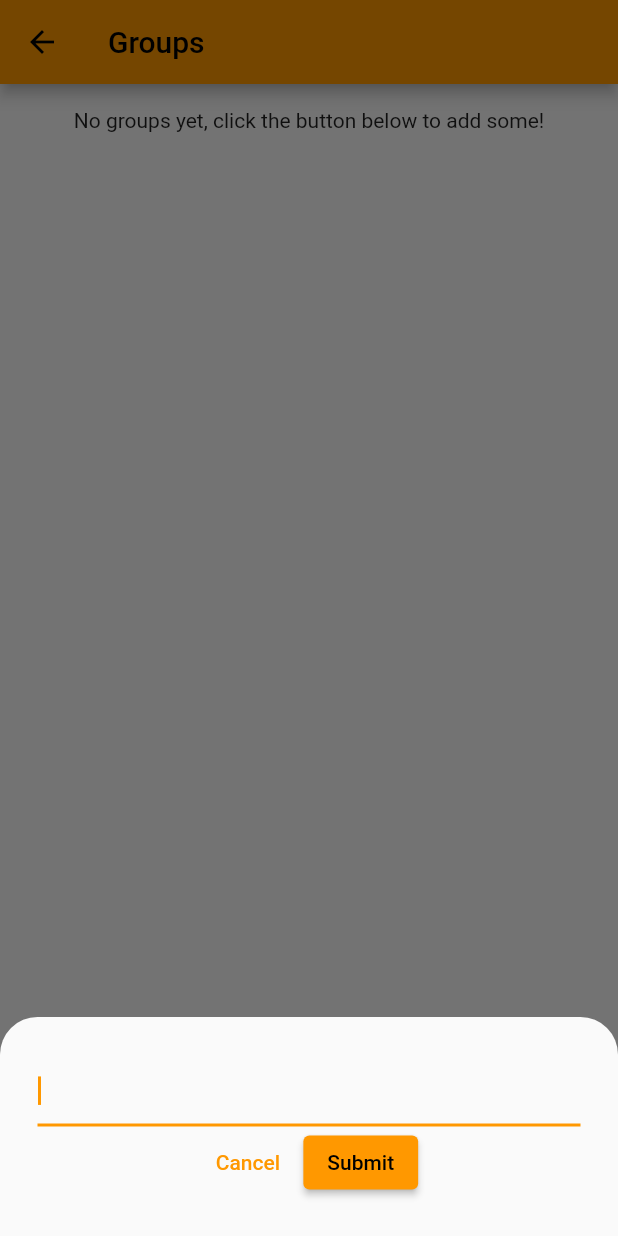
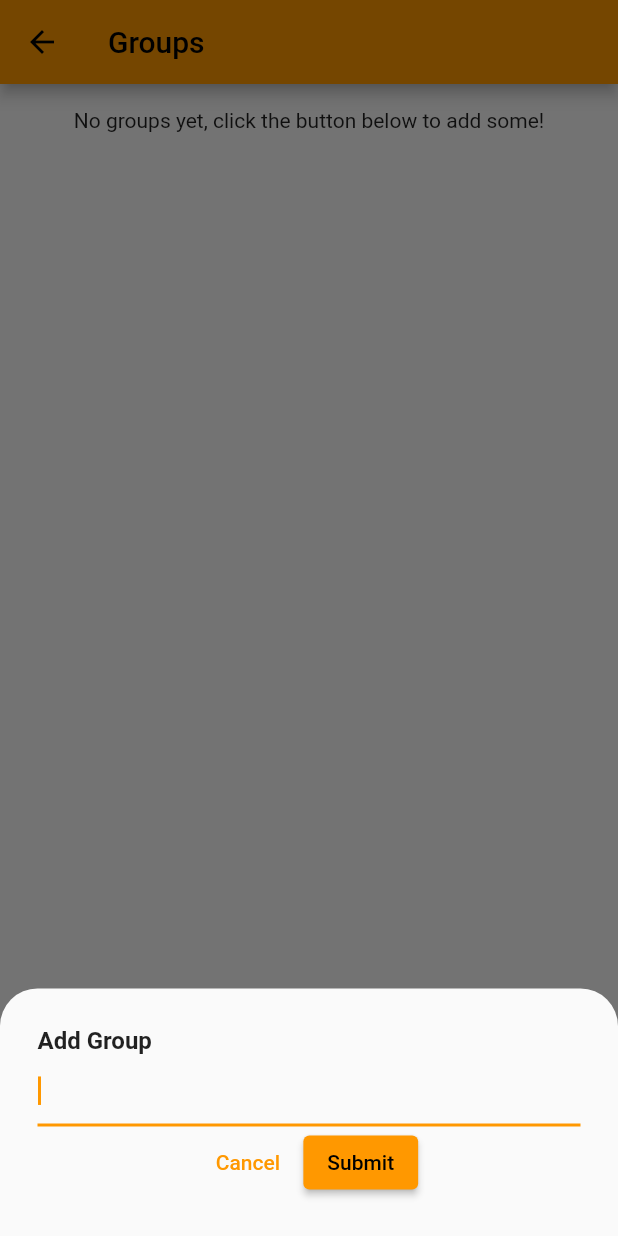
Before and after one commit to oluthje/friends-app, a Flutter app: the GroupsScreen screen opened directly with empty values, after a tap on the "add" icon, on a phone screen of 412 x 824 dp. Run offline on Flutter 3.47's test engine with Material 2 defaults, Android fonts, the phone set to English and light mode, and no system bars; our stand-ins replace cloud_firestore, firebase_auth, firebase_core, font_awesome_flutter, google_sign_in, grouped_list; accounts and stored records are empty.

Commit message:
Proper modal titles for editing/adding

```diff
--- a/lib/widgets/friends/friend_modal.dart
+++ b/lib/widgets/friends/friend_modal.dart
@@ -1,6 +1,5 @@
 import 'package:flutter/material.dart';
 import 'package:friends/constants.dart' as constants;
-import 'package:friends/widgets/form_title.dart';
 import 'package:friends/widgets/item_selection.dart';
 
 import 'package:friends/widgets/modal_add_item.dart';
@@ -58,7 +57,7 @@ class _FriendModal extends State<FriendModal> {
   Widget build(BuildContext context) {
     return ModalAddItem(
       name: widget.name ?? '',
-      title: widget.name != null ? 'Edit Friend' : 'Add Friend',
+      title: widget.name!.isEmpty ? 'Add Friend' : 'Edit Friend',
       onSubmit: (newName) {
         // convert group indices to group ids
         List selectedGroupIds = [];
@@ -78,7 +77,6 @@ class _FriendModal extends State<FriendModal> {
         padding: const EdgeInsets.only(top: 0.0),
         child: Column(
           children: [
-            // const FormTitle(text: 'Groups'),
             ItemSelection(
               items: widget.groups,
               selectedItems: selectedGroupIndices,
--- a/lib/widgets/groups/groups_screen.dart
+++ b/lib/widgets/groups/groups_screen.dart
@@ -37,6 +37,7 @@ class _GroupsScreen extends State<GroupsScreen> {
 
     return ModalAddItem(
       name: name,
+      title: name!.isEmpty ? 'Add Group' : 'Edit Group',
       onSubmit: (newName) {
         // convert item indices into list of friend IDs
         List friendIDs = [];
```
